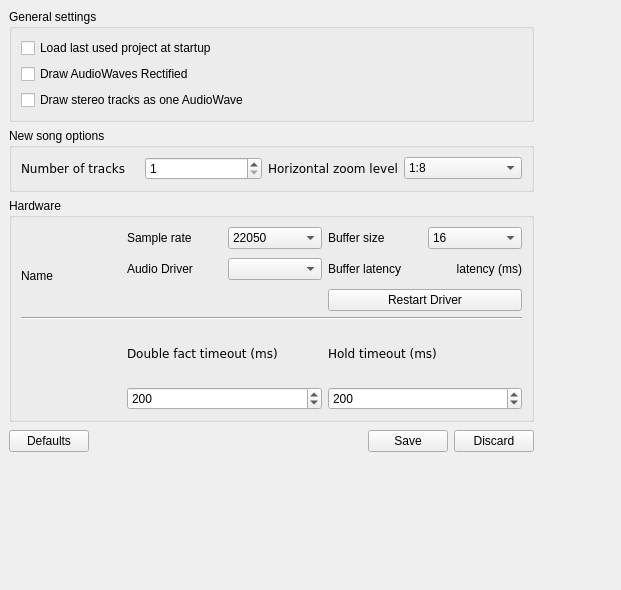
ErwanLegrand/Traverso-DAW, file src/traverso/ui/GlobalPropertiesWidget.ui: the form before one commit.
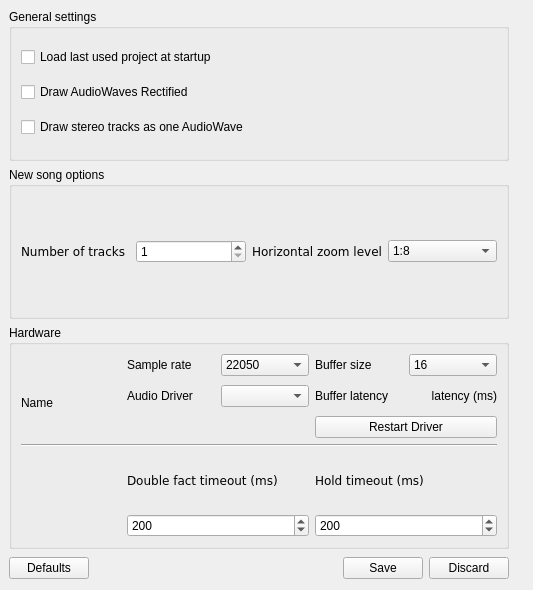
The form after the commit. Icons and pictures are not drawn.

Commit message: 'maybe' this commit breaks the layout, but oh well, it's a mess anyways ;-)

```diff
--- a/src/traverso/ui/GlobalPropertiesWidget.ui
+++ b/src/traverso/ui/GlobalPropertiesWidget.ui
@@ -8,7 +8,7 @@
    <rect>
     <x>0</x>
     <y>0</y>
-    <width>621</width>
+    <width>533</width>
     <height>590</height>
    </rect>
   </property>
@@ -22,8 +22,35 @@
    <property name="spacing" >
     <number>6</number>
    </property>
+   <item row="0" column="1" >
+    <spacer>
+     <property name="orientation" >
+      <enum>Qt::Horizontal</enum>
+     </property>
+     <property name="sizeHint" >
+      <size>
+       <width>16</width>
+       <height>20</height>
+      </size>
+     </property>
+    </spacer>
+   </item>
    <item row="0" column="0" >
+    <layout class="QVBoxLayout" >
+     <property name="margin" >
+      <number>0</number>
+     </property>
+     <property name="spacing" >
+      <number>6</number>
+     </property>
+     <item>
     <widget class="QGroupBox" name="groupBox_7" >
+       <property name="minimumSize" >
+        <size>
+         <width>500</width>
+         <height>16</height>
+        </size>
+       </property>
      <property name="title" >
       <string>General settings</string>
      </property>
@@ -58,51 +85,111 @@
      </layout>
     </widget>
    </item>
-   <item row="3" column="0" >
+     <item>
+      <widget class="QGroupBox" name="groupBox_6" >
+       <property name="title" >
+        <string>New song options</string>
+       </property>
     <layout class="QHBoxLayout" >
      <property name="margin" >
-      <number>0</number>
+         <number>9</number>
      </property>
      <property name="spacing" >
       <number>6</number>
      </property>
      <item>
-      <widget class="QPushButton" name="defaultsButton" >
+         <widget class="QLabel" name="label_4" >
        <property name="text" >
-        <string>Defaults</string>
+           <string>&lt;html>&lt;head>&lt;meta name="qrichtext" content="1" />&lt;/head>&lt;body style=" white-space: pre-wrap; font-family:Bitstream Vera Sans; font-weight:400; font-style:normal; text-decoration:none;">&lt;p style=" margin-top:0px; margin-bottom:0px; margin-left:0px; margin-right:0px; -qt-block-indent:0; text-indent:0px;">Number of tracks&lt;/p>&lt;/body>&lt;/html></string>
        </property>
       </widget>
      </item>
      <item>
-      <spacer>
-       <property name="orientation" >
-        <enum>Qt::Horizontal</enum>
-       </property>
-       <property name="sizeHint" >
-        <size>
-         <width>201</width>
-         <height>26</height>
-        </size>
-       </property>
-      </spacer>
+         <widget class="QSpinBox" name="numberOfTrackSpinBox" >
+          <property name="maximum" >
+           <number>1024</number>
+          </property>
+          <property name="minimum" >
+           <number>1</number>
+          </property>
+          <property name="value" >
+           <number>1</number>
+          </property>
+         </widget>
      </item>
      <item>
-      <widget class="QPushButton" name="saveButton" >
+         <widget class="QLabel" name="label_4_2" >
        <property name="text" >
-        <string>Save</string>
+           <string>&lt;html>&lt;head>&lt;meta name="qrichtext" content="1" />&lt;/head>&lt;body style=" white-space: pre-wrap; font-family:Bitstream Vera Sans; font-weight:400; font-style:normal; text-decoration:none;">&lt;p style=" margin-top:0px; margin-bottom:0px; margin-left:0px; margin-right:0px; -qt-block-indent:0; text-indent:0px;">Horizontal zoom level&lt;/p>&lt;/body>&lt;/html></string>
        </property>
       </widget>
      </item>
      <item>
-      <widget class="QPushButton" name="discardButton" >
+         <widget class="QComboBox" name="defaultHZoomLevelComboBox" >
+          <property name="currentIndex" >
+           <number>0</number>
+          </property>
+          <item>
        <property name="text" >
-        <string>Discard</string>
-       </property>
+            <string>1:8</string>
+           </property>
+          </item>
+          <item>
+           <property name="text" >
+            <string>1:20</string>
+           </property>
+          </item>
+          <item>
+           <property name="text" >
+            <string>1:64</string>
+           </property>
+          </item>
+          <item>
+           <property name="text" >
+            <string>1:128</string>
+           </property>
+          </item>
+          <item>
+           <property name="text" >
+            <string>1:256</string>
+           </property>
+          </item>
+          <item>
+           <property name="text" >
+            <string>1:512</string>
+           </property>
+          </item>
+          <item>
+           <property name="text" >
+            <string>1:1024</string>
+           </property>
+          </item>
+          <item>
+           <property name="text" >
+            <string>1:2048</string>
+           </property>
+          </item>
+          <item>
+           <property name="text" >
+            <string>1:4096</string>
+           </property>
+          </item>
+          <item>
+           <property name="text" >
+            <string>1:8192</string>
+           </property>
+          </item>
+          <item>
+           <property name="text" >
+            <string>1:16384</string>
+           </property>
+          </item>
       </widget>
      </item>
     </layout>
-   </item>
-   <item row="2" column="0" >
+      </widget>
+     </item>
+     <item>
     <widget class="QGroupBox" name="groupBox" >
      <property name="minimumSize" >
       <size>
@@ -442,141 +529,51 @@
      </layout>
     </widget>
    </item>
-   <item row="1" column="0" >
-    <widget class="QGroupBox" name="groupBox_6" >
-     <property name="title" >
-      <string>New song options</string>
-     </property>
+     <item>
      <layout class="QHBoxLayout" >
       <property name="margin" >
-       <number>9</number>
+        <number>0</number>
       </property>
       <property name="spacing" >
        <number>6</number>
       </property>
       <item>
-       <widget class="QLabel" name="label_4" >
+        <widget class="QPushButton" name="defaultsButton" >
         <property name="text" >
-         <string>&lt;html>&lt;head>&lt;meta name="qrichtext" content="1" />&lt;/head>&lt;body style=" white-space: pre-wrap; font-family:Bitstream Vera Sans; font-weight:400; font-style:normal; text-decoration:none;">&lt;p style=" margin-top:0px; margin-bottom:0px; margin-left:0px; margin-right:0px; -qt-block-indent:0; text-indent:0px;">Number of tracks&lt;/p>&lt;/body>&lt;/html></string>
+          <string>Defaults</string>
         </property>
        </widget>
       </item>
       <item>
-       <widget class="QSpinBox" name="numberOfTrackSpinBox" >
-        <property name="maximum" >
-         <number>1024</number>
-        </property>
-        <property name="minimum" >
-         <number>1</number>
-        </property>
-        <property name="value" >
-         <number>1</number>
-        </property>
-       </widget>
-      </item>
-      <item>
-       <widget class="QLabel" name="label_4_2" >
-        <property name="text" >
-         <string>&lt;html>&lt;head>&lt;meta name="qrichtext" content="1" />&lt;/head>&lt;body style=" white-space: pre-wrap; font-family:Bitstream Vera Sans; font-weight:400; font-style:normal; text-decoration:none;">&lt;p style=" margin-top:0px; margin-bottom:0px; margin-left:0px; margin-right:0px; -qt-block-indent:0; text-indent:0px;">Horizontal zoom level&lt;/p>&lt;/body>&lt;/html></string>
-        </property>
-       </widget>
-      </item>
-      <item>
-       <widget class="QComboBox" name="defaultHZoomLevelComboBox" >
-        <property name="currentIndex" >
-         <number>0</number>
-        </property>
-        <item>
-         <property name="text" >
-          <string>1:8</string>
-         </property>
-        </item>
-        <item>
-         <property name="text" >
-          <string>1:20</string>
-         </property>
-        </item>
-        <item>
-         <property name="text" >
-          <string>1:64</string>
-         </property>
-        </item>
-        <item>
-         <property name="text" >
-          <string>1:128</string>
-         </property>
-        </item>
-        <item>
-         <property name="text" >
-          <string>1:256</string>
-         </property>
-        </item>
-        <item>
-         <property name="text" >
-          <string>1:512</string>
-         </property>
-        </item>
-        <item>
-         <property name="text" >
-          <string>1:1024</string>
-         </property>
-        </item>
-        <item>
-         <property name="text" >
-          <string>1:2048</string>
-         </property>
-        </item>
-        <item>
-         <property name="text" >
-          <string>1:4096</string>
-         </property>
-        </item>
-        <item>
-         <property name="text" >
-          <string>1:8192</string>
-         </property>
-        </item>
-        <item>
-         <property name="text" >
-          <string>1:16384</string>
-         </property>
-        </item>
-       </widget>
-      </item>
-     </layout>
-    </widget>
-   </item>
-   <item row="4" column="0" >
-    <spacer>
-     <property name="orientation" >
-      <enum>Qt::Vertical</enum>
-     </property>
-     <property name="sizeType" >
-      <enum>QSizePolicy::Expanding</enum>
-     </property>
-     <property name="sizeHint" >
-      <size>
-       <width>525</width>
-       <height>16</height>
-      </size>
-     </property>
-    </spacer>
-   </item>
-   <item rowspan="4" row="0" column="1" >
     <spacer>
      <property name="orientation" >
       <enum>Qt::Horizontal</enum>
      </property>
-     <property name="sizeType" >
-      <enum>QSizePolicy::Expanding</enum>
-     </property>
      <property name="sizeHint" >
       <size>
-       <width>16</width>
-       <height>408</height>
+           <width>201</width>
+           <height>26</height>
       </size>
      </property>
     </spacer>
+       </item>
+       <item>
+        <widget class="QPushButton" name="saveButton" >
+         <property name="text" >
+          <string>Save</string>
+         </property>
+        </widget>
+       </item>
+       <item>
+        <widget class="QPushButton" name="discardButton" >
+         <property name="text" >
+          <string>Discard</string>
+         </property>
+        </widget>
+       </item>
+      </layout>
+     </item>
+    </layout>
    </item>
   </layout>
  </widget>
```
Lines whose indentation alone changed are shown as unchanged. The commit also changes 2 other files.
